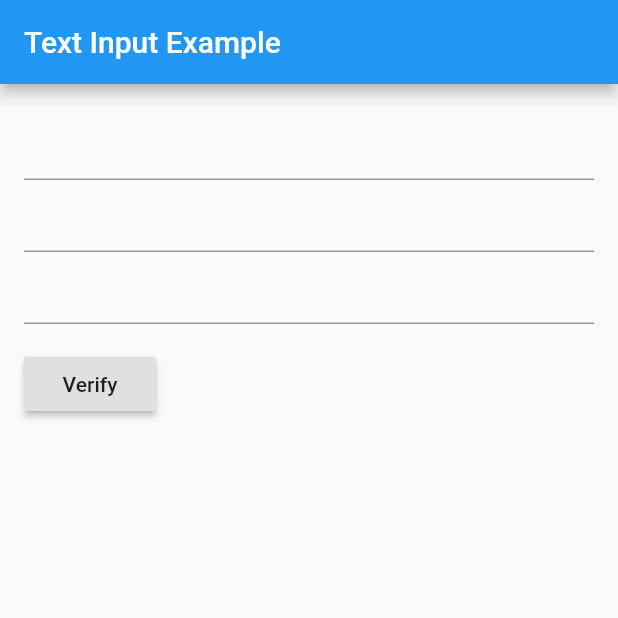
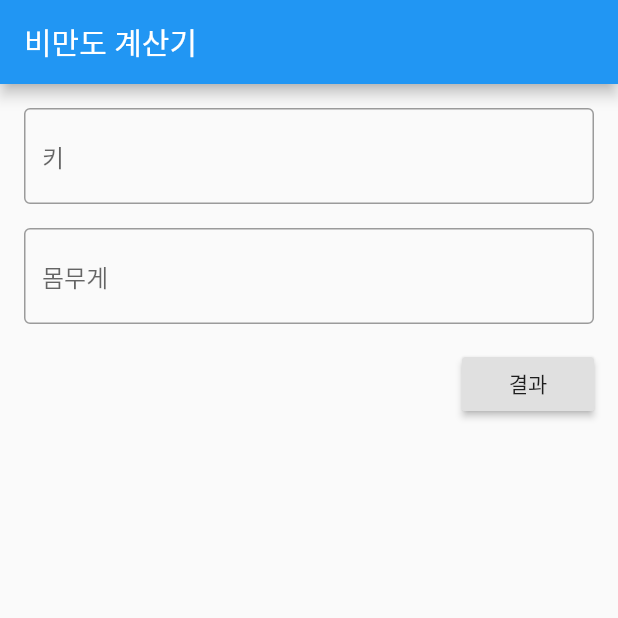
Before and after one commit to socurites/flutter_fatness_app, a Flutter app: the screen it shows after launch, on a phone screen of 412 x 824 dp, the top half of it. Run offline on Flutter 3.47's test engine with Material 2 defaults, Android fonts, the phone set to English and light mode, and no system bars.

```diff
--- a/lib/main.dart
+++ b/lib/main.dart
@@ -11,100 +11,158 @@ class MyApp extends StatelessWidget {
     return MaterialApp(
       title: 'Fatness Demo',
       theme: ThemeData(
-        // This is the theme of your application.
-        //
-        // Try running your application with "flutter run". You'll see the
-        // application has a blue toolbar. Then, without quitting the app, try
-        // changing the primarySwatch below to Colors.green and then invoke
-        // "hot reload" (press "r" in the console where you ran "flutter run",
-        // or simply save your changes to "hot reload" in a Flutter IDE).
-        // Notice that the counter didn't reset back to zero; the application
-        // is not restarted.
         primarySwatch: Colors.blue,
-        // This makes the visual density adapt to the platform that you run
-        // the app on. For desktop platforms, the controls will be smaller and
-        // closer together (more dense) than on mobile platforms.
         visualDensity: VisualDensity.adaptivePlatformDensity,
       ),
-      home: MyCustomForm(),
+      home: BmiMain(),
     );
   }
 }
 
-class MyCustomForm extends StatefulWidget {
+class BmiMain extends StatefulWidget {
   @override
-  _MyCustomFormState createState() => _MyCustomFormState();
+  _BmiMainState createState() => _BmiMainState();
 }
 
-class _MyCustomFormState extends State<MyCustomForm> {
-  final myController = TextEditingController();
+class _BmiMainState extends State<BmiMain> {
   final _formKey = GlobalKey<FormState>();
-
-  @override
-  void initState() {
-    super.initState();
-
-    myController.addListener(_printLatestValue);
-  }
+  final _heightController = TextEditingController();
+  final _weightController = TextEditingController();
 
   @override
   void dispose() {
-    myController.dispose();
+    _heightController.dispose();
+    _weightController.dispose();
+
     super.dispose();
-  }
-
-  _printLatestValue() {
-    print('Second input: ${myController.text}');
   }
 
   @override
   Widget build(BuildContext context) {
     return Scaffold(
       appBar: AppBar(
-        title: Text('Text Input Example'),
+        title: Text('비만도 계산기'),
       ),
-      body: Padding(
-        padding: const EdgeInsets.all(16.0),
-        child: Column(
-          crossAxisAlignment: CrossAxisAlignment.start,
-          children: [
-            TextField(
-              onChanged: (text) {
-                print("First input: $text");
-              },
-            ),
-            TextField(
-              controller: myController,
-            ),
-            Form(
-              key: _formKey,
-              child: TextFormField(
+      body: Container(
+        padding: EdgeInsets.all(16.0),
+        child: Form(
+          key: _formKey,
+          child: Column(
+            children: [
+              TextFormField(
+                decoration: InputDecoration(
+                  border: OutlineInputBorder(),
+                  hintText: '키',
+                ),
+                keyboardType: TextInputType.number,
+                controller: _heightController,
                 validator: (value) {
-                  if (value.isEmpty) {
-                    return 'Input text';
+                  if (value.trim().isEmpty) {
+                    return '키 입력';
                   }
-
                   return null;
                 },
               ),
-            ),
-            Padding(
-              padding: const EdgeInsets.symmetric(vertical: 16.0),
-              child: Builder(
-                builder: (context) => RaisedButton(
-                  child: Text('Verify'),
+              SizedBox(
+                height: 16.0,
+              ),
+              TextFormField(
+                decoration: InputDecoration(
+                  border: OutlineInputBorder(),
+                  hintText: '몸무게',
+                ),
+                keyboardType: TextInputType.number,
+                controller: _weightController,
+                validator: (value) {
+                  if (value.trim().isEmpty) {
+                    return '몸무게 입력';
+                  }
+                  return null;
+                },
+              ),
+              Container(
+                margin: EdgeInsets.only(top: 16.0),
+                alignment: Alignment.centerRight,
+                child: RaisedButton(
+                  child: Text('결과'),
                   onPressed: () {
                     if (_formKey.currentState.validate()) {
-                      Scaffold.of(context)
-                          .showSnackBar(SnackBar(content: Text('Verified')));
+                      Navigator.push(
+                          context,
+                          MaterialPageRoute(
+                              builder: (context) => BmiResult(double.parse(_heightController.text.trim()), double.parse(_weightController.text.trim()))
+                          )
+                      );
                     }
                   },
                 ),
               ),
+            ],
+          ),
+        ),
+      ),
+    );
+  }
+}
+
+class BmiResult extends StatelessWidget {
+  BmiResult(this.height, this.weight);
+
+  final double height;
+  final double weight;
+
+  @override
+  Widget build(BuildContext context) {
+    final bmi = weight / ((height / 100) * (height / 100));
+
+    return Scaffold(
+      appBar: AppBar(
+        title: Text('비만도 계산기'),
+      ),
+      body: Center(
+        child: Column(
+          mainAxisAlignment: MainAxisAlignment.center,
+          children: [
+            Text(
+              _calcBmi(bmi),
+              style: TextStyle(
+                fontSize: 36,
+              ),
+            ),
+            SizedBox(
+              height: 16,
+            ),
+            Icon(
+              _calcIcon(bmi),
+              color: Colors.green,
+              size: 100
             ),
           ],
         ),
       ),
     );
   }
+
+  String _calcBmi(double bmi) {
+    var result = '저체중';
+
+    if (bmi >= 35) {
+      result = '고도 비만';
+    } else if (bmi > 18.5) {
+      result = '정상';
+    }
+
+    return result;
+  }
+
+  IconData _calcIcon(double bmi) {
+    IconData iconData = Icons.sentiment_dissatisfied;
+    if (bmi >= 35) {
+      iconData = Icons.sentiment_very_dissatisfied;
+    } else if (bmi > 18.5) {
+      iconData = Icons.sentiment_satisfied;
+    }
+
+    return iconData;
+  }
 }
```
